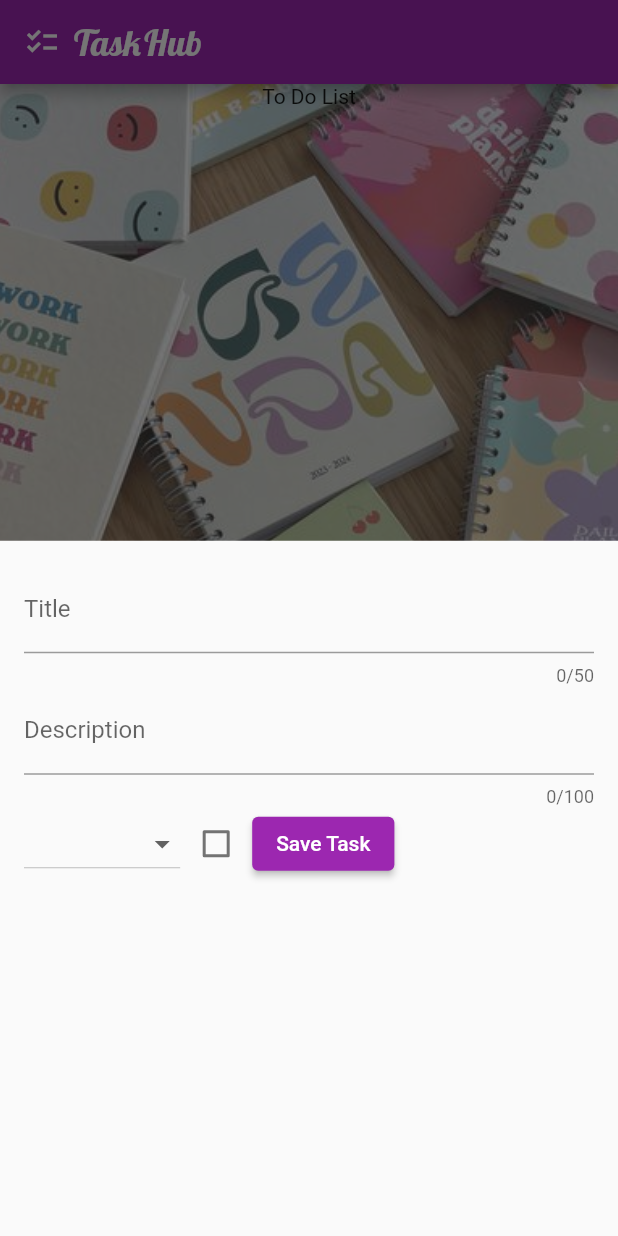
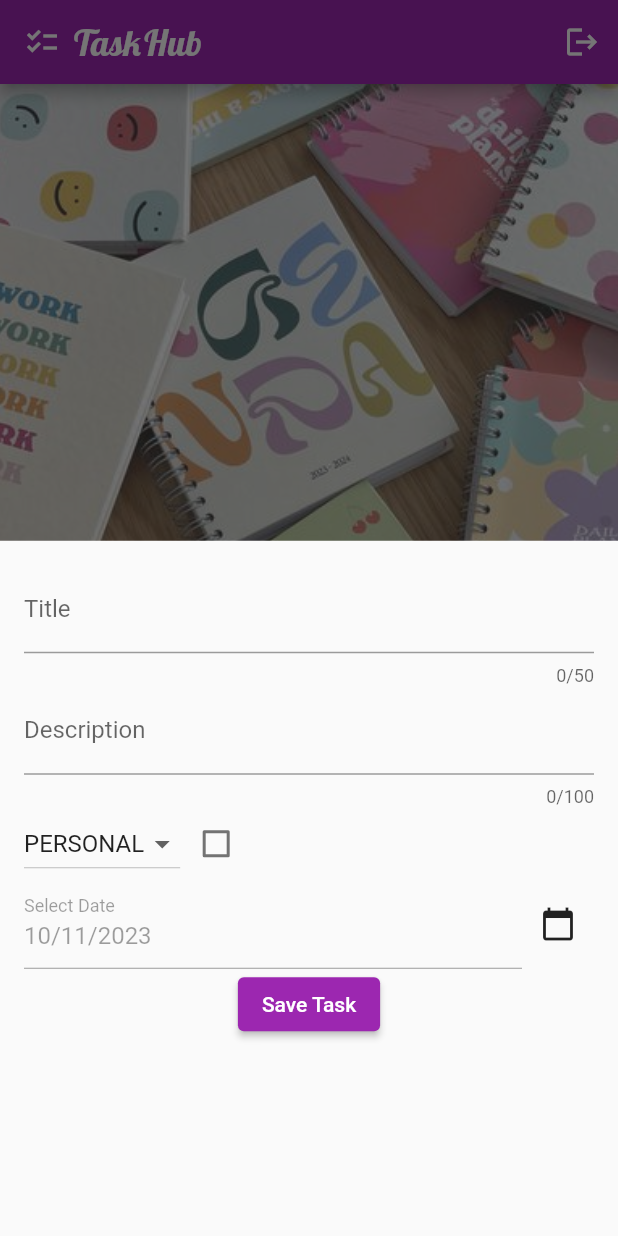
Before and after one commit to HNIDAClassroom/flutter-todoapp-Safaelo, a Flutter app: the screen it shows once a user with an empty profile is signed in, after a tap on the "assignment add" icon, on a phone screen of 412 x 824 dp. Run offline on Flutter 3.47's test engine with Material 2 defaults, Android fonts, the phone set to English and light mode, and no system bars; our stand-ins replace cloud_firestore, firebase_auth, firebase_core, flutter_slidable; missing offline and left inert: firebase_ui_auth; accounts and stored records are empty.

Commit message:
App avant_final11

```diff
--- a/lib/models/task.dart
+++ b/lib/models/task.dart
@@ -7,7 +7,7 @@ class Task{
   Task({
     required this.title,
     required this.description,
-    ///required this.date,
+    required this.date,
     required this.category,
     required this.completed,
   }) : id = uuid.v4();
@@ -15,7 +15,7 @@ class Task{
   final String id;
   final String title;
   final String  description;
-  ///final DateTime date;
+  final DateTime? date;
   final Category category;
   final bool completed;
 }
--- a/lib/services/firestore.dart
+++ b/lib/services/firestore.dart
@@ -10,6 +10,7 @@ class FirestoreService {
       'taskDesc': task.description.toString(),
       'taskCategory': task.category.toString(),
       'completed':task.completed,
+      'date': task.date,
     });
   }
 
--- a/lib/widgets/new_task.dart
+++ b/lib/widgets/new_task.dart
@@ -1,12 +1,10 @@
-///import 'package:flutter/foundation.dart' hide Category;
 import 'package:flutter/material.dart';
 import 'package:todolist_app/models/task.dart';
-
+import 'package:intl/intl.dart';
 
 class NewTask extends StatefulWidget {
   const NewTask({super.key, required this.onAddTask});
-  final void Function (Task task) onAddTask;
-
+  final void Function(Task task) onAddTask;
 
   @override
   State<NewTask> createState() {
@@ -19,6 +17,7 @@ class _NewTaskState extends State<NewTask> {
   final _descriptionController = TextEditingController();
   Category _selectedCategory = Category.personal;
   bool _isCompleted = false;
+  DateTime? _selectedDate = DateTime.now();
 
   @override
   void dispose() {
@@ -27,9 +26,7 @@ class _NewTaskState extends State<NewTask> {
     super.dispose();
   }
 
-
   void _submitTaskData() {
-
     if (_titleController.text.trim().isEmpty) {
       showDialog(
         context: context,
@@ -49,25 +46,37 @@ class _NewTaskState extends State<NewTask> {
       );
       return;
     }
-    widget.onAddTask(
-    Task(title: _titleController.text,
+
+    widget.onAddTask(Task(
+      title: _titleController.text,
       description: _descriptionController.text,
-    /// date: DateTime(2023, 10, 16, 14, 30),
-    category:_selectedCategory,
-    completed:_isCompleted,)
-    );
+      date: _selectedDate,
+      category: _selectedCategory,
+      completed: _isCompleted,
+    ));
 
-    ////++++++++
     _titleController.clear();
     _descriptionController.clear();
     setState(() {
       _selectedCategory = Category.personal;
-    _isCompleted = false; // Réinitialisez la case à cocher à "non complétée"
+      _isCompleted = false;
     });
-
-  /////++++++++
   }
 
+  Future<void> _selectDate(BuildContext context) async {
+    final DateTime? picked = await showDatePicker(
+      context: context,
+      initialDate: _selectedDate ?? DateTime.now(),
+      firstDate: DateTime(2023),
+      lastDate: DateTime(2030),
+    );
+
+    if (picked != null && picked != _selectedDate) {
+      setState(() {
+        _selectedDate = picked;
+      });
+    }
+  }
 
   @override
   Widget build(BuildContext context) {
@@ -84,7 +93,7 @@ class _NewTaskState extends State<NewTask> {
           ),
           TextField(
             controller: _descriptionController,
-  maxLength: 100, // Définissez la longueur maximale que vous préférez
+            maxLength: 100,
             decoration: InputDecoration(
               labelText: 'Description',
             ),
@@ -92,16 +101,18 @@ class _NewTaskState extends State<NewTask> {
 Row(
   children: [
     DropdownButton<Category>(
-                items: Category.values.map((category)=> DropdownMenuItem<Category>(
-                  value:_selectedCategory,
-                  child:Text(
+      value: _selectedCategory,
+      items: Category.values
+          .map((category) => DropdownMenuItem<Category>(
+                value: category,
+                child: Text(
                   category.name.toUpperCase(),
                 ),
               ))
           .toList(),
       onChanged: (value) {
         setState(() {
-                  _selectedCategory= value!;
+          _selectedCategory = value!;
         });
       },
     ),
@@ -113,14 +124,37 @@ class _NewTaskState extends State<NewTask> {
                   });
                 },
               ),
+            ],
+          ),
+          Row(
+            children: [
+              Expanded(
+                child: TextField(
+                  enabled: false,
+                  controller: TextEditingController(
+                    text: _selectedDate != null
+                        ? DateFormat('dd/MM/yyyy').format(_selectedDate!)
+                        : 'Not Selected',
+                  ),
+                  decoration: InputDecoration(
+                    labelText: 'Select Date',
+                  ),
+                ),
+              ),
+              IconButton(
+                icon: Icon(Icons.calendar_today),
+                onPressed: () {
+                  _selectDate(context);
+                },
+              ),
+            ],
+          ),
           ElevatedButton(
             onPressed: _submitTaskData,
             child: const Text('Save Task'),
           ),
         ],
       ),
-        ],
-      ),
     );
   }
 }
--- a/lib/widgets/tasks.dart
+++ b/lib/widgets/tasks.dart
@@ -3,6 +3,7 @@ import 'package:todolist_app/models/task.dart';
 import 'package:todolist_app/widgets/tasks_list.dart';
 import 'package:todolist_app/widgets/new_task.dart';
 import 'package:todolist_app/services/firestore.dart';
+
 class Tasks extends StatefulWidget {
   const Tasks({super.key});
 
@@ -18,21 +19,21 @@ class _TasksState extends State<Tasks> {
     Task(
       title: 'Apprendre Flutter',
       description: 'Suivre le cours pour apprendre de nouvelles compétences',
-    ///date: DateTime.now(),
+      date: DateTime.now(),
       category: Category.work,
       completed: false,
     ),
     Task(
       title: 'Faire les courses',
       description: 'Acheter des provisions pour la semaine',
-    ///date: DateTime.now().subtract(Duration(days: 1)),
+      date: DateTime.now().subtract(Duration(days: 1)),
       category: Category.shopping,
       completed: false,
     ),
     Task(
       title: 'Rediger un CR',
       description: '',
-    ///date: DateTime.now().subtract(Duration(days: 2)),
+      date: DateTime.now().subtract(Duration(days: 2)),
       category: Category.personal,
       completed: false,
     ),
@@ -62,31 +63,46 @@ class _TasksState extends State<Tasks> {
           children: <Widget>[
             Icon(Icons.checklist),
             const SizedBox(width: 8),
-            Text("TaskHub", style: TextStyle(
+            Text(
+              "TaskHub",
+              style: TextStyle(
                   fontWeight: FontWeight.bold,
-              fontFamily: ('LobsterTwo-BoldItalic'),
-              fontSize: 24)),
+                  fontFamily: 'LobsterTwo-BoldItalic',
+                  fontSize: 24),
+            ),
           ],
         ),
+        actions: [
+          IconButton(
+            icon: Icon(Icons.logout), // Utilisez l'icône de déconnexion
+            onPressed: () {
+              // Ajoutez votre logique de déconnexion ici
+              // Par exemple, naviguer vers la page de connexion
+            },
+          ),
+        ],
       ),
       floatingActionButton: FloatingActionButton(
         onPressed: _openAddTaskOverlay,
-         child: const Icon(Icons.assignment_add,size: 28.0,),
+        child: const Icon(
+          Icons.assignment_add,
+          size: 28.0,
+        ),
       ),
       body: Container(
         decoration: BoxDecoration(
           image: DecorationImage(
-            image: AssetImage("images/img4.jpg"), // Remplacez 'assets/background_image.png' par le chemin de votre image
+            image: AssetImage("images/img4.jpg"),
             fit: BoxFit.cover,
             colorFilter: ColorFilter.mode(
-    Colors.black.withOpacity(0.8), // Ajustez l'opacité ici
-    BlendMode.dstATop, // Utilisez dstATop pour une superposition d'image
-  ), // Ajustez la façon dont l'image est affichée
+              Colors.black.withOpacity(0.8),
+              BlendMode.dstATop,
+            ),
           ),
         ),
         child: Column(
           children: [
-            const Text('To Do List'),
+            const Text(''),
             Expanded(child: TasksList(tasks: _registeredTasks)),
           ],
         ),
--- a/lib/widgets/tasks_list.dart
+++ b/lib/widgets/tasks_list.dart
@@ -40,6 +40,7 @@ class _TasksListState extends State<TasksList> {
             String title = data['taskTitle'] ?? ''; // Handle potential null value
             String description = data['taskDesc'] ?? ''; // Handle potential null value
             String categoryString = data['taskCategory'] ?? 'others'; // Handle potential null value
+            DateTime? date = (data['date'] as Timestamp?)?.toDate(); // Convertir Timestamp en DateTime
 
             Category category;
             switch (categoryString) {
@@ -59,6 +60,7 @@ class _TasksListState extends State<TasksList> {
               title: title,
               description: description,
               category: category,
+              date: date,
               completed: false,
             );
             taskItems.add(task);
@@ -73,10 +75,10 @@ class _TasksListState extends State<TasksList> {
                 onChanged: (bool? value) {
                   widget.firestoreService.updateTaskCompletedStatus(taskItems[index].id, value ?? false);
                 },
-                onDelete: (context) {
+                onDelete: (context) async{
                   // Supprimez la tâche de la base de données et mettez à jour l'interface utilisateur.
                   final taskId = taskItems[index].id;
-                  widget.firestoreService.deleteTask(taskId);
+                  await widget.firestoreService.deleteTask(taskId);
                   setState(() {
                     taskItems.removeAt(index);
                   });
```
Also changed, not shown: lib/widgets/task_item.dart (+23 -10 lines). Lines whose indentation alone changed are shown as unchanged.
